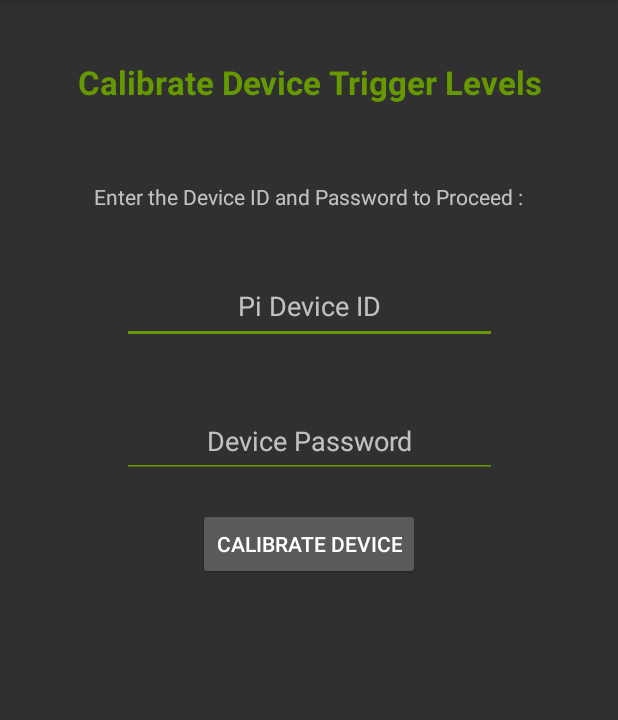
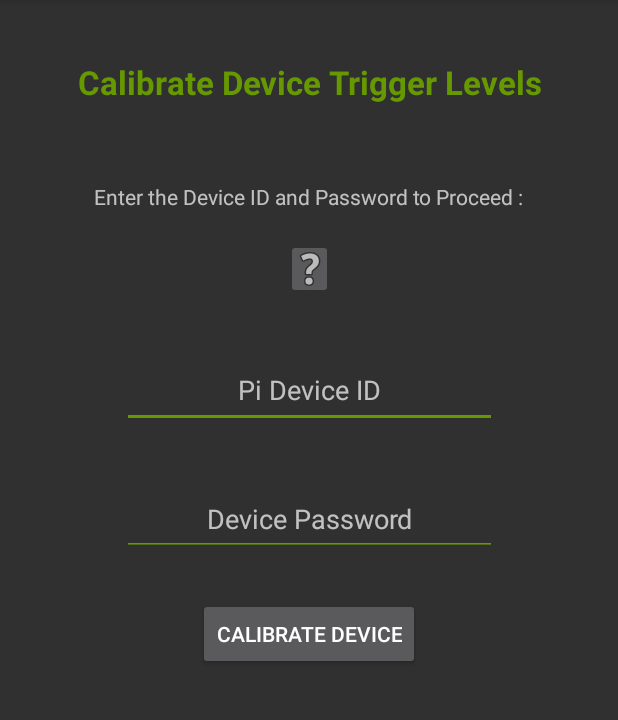
Before and after one commit to paddyburns79/HomeHead_Android_App, an Android app: the CalibrateDeviceNoiseThresholdActivity screen opened directly, with no data from a screen before it, on a phone screen of 412 x 824 dp, the part 84-804 px from its top. Run offline under Robolectric (Android 15) with nearby library versions, the phone set to English and light mode, and no system bars; libraries missing offline, so code that uses them is left out: com.jcraft.jsch.

Commit message:
Use of Custom Dialogs to allow users to input data Change of app theme (Holo) Device Calibration Function with responsive output based on calibration status

```diff
--- a/app/src/main/java/com/paddy/homehead/AddEditIPAddressActivity.java
+++ b/app/src/main/java/com/paddy/homehead/AddEditIPAddressActivity.java
@@ -67,6 +67,10 @@ public class AddEditIPAddressActivity extends AppCompatActivity {
         ipAddressView.setText(rbpIpAddress);
     }
 
+    /**
+     * Method to display tooltip (Info on adding IP Address) on image button click
+     * @param view
+     */
     public void displayIpTooltip(View view) {
 
         // set Alert Dialog box to confirm system shutdown
--- a/app/src/main/java/com/paddy/homehead/StartDeviceListeningActivity.java
+++ b/app/src/main/java/com/paddy/homehead/StartDeviceListeningActivity.java
@@ -90,7 +90,7 @@ public class StartDeviceListeningActivity extends AppCompatActivity {
         catch(JSchException e){
             // Snackbar to indicate connection status (failure) and show the error in the UI
             Snackbar.make(findViewById(android.R.id.content),
-                    "Error. Please check details entered (incl. Rasperry Pi IP Address stored) or your internet connection",
+                    "Error. Check details entered (incl. Rasbperry Pi IP Address stored) or your internet connection",
                     Snackbar.LENGTH_LONG)
                     .setDuration(20000).setAction("Action", null).show();
         }
--- a/app/src/main/java/com/paddy/homehead/SystemShutdownActivity.java
+++ b/app/src/main/java/com/paddy/homehead/SystemShutdownActivity.java
@@ -83,7 +83,7 @@ public class SystemShutdownActivity extends AppCompatActivity {
         catch(JSchException e){
             // Snackbar to indicate connection status (failure) and show the error in the UI
             Snackbar.make(findViewById(android.R.id.content),
-                    "Error. Please check details entered (incl. Rasperry Pi IP Address stored) or your internet connection",
+                    "Error. Check details entered (incl. Raspberry Pi IP Address stored) or your internet connection",
                     Snackbar.LENGTH_LONG)
                     .setDuration(20000).setAction("Action", null).show();
         }
--- a/app/src/main/res/layout/activity_calibrate_device_noise_threshold.xml
+++ b/app/src/main/res/layout/activity_calibrate_device_noise_threshold.xml
@@ -40,7 +40,7 @@
         android:layout_height="50dp"
         android:layout_marginEnd="8dp"
         android:layout_marginStart="8dp"
-        android:layout_marginTop="40dp"
+        android:layout_marginTop="36dp"
         android:backgroundTint="@android:color/holo_green_dark"
         android:ems="10"
         android:hint="@string/pi_device_id"
@@ -48,7 +48,7 @@
         android:textAlignment="center"
         app:layout_constraintEnd_toEndOf="parent"
         app:layout_constraintStart_toStartOf="parent"
-        app:layout_constraintTop_toBottomOf="@+id/start_deviceInfo_label" />
+        app:layout_constraintTop_toBottomOf="@+id/imgbtn_calibrate_device_tooltip" />
 
     <EditText
         android:id="@+id/calibrate_device_device_PW_textbox"
@@ -56,16 +56,15 @@
         android:layout_height="49dp"
         android:layout_marginEnd="8dp"
         android:layout_marginStart="8dp"
-        android:layout_marginTop="40dp"
+        android:layout_marginTop="36dp"
+        android:backgroundTint="@android:color/holo_green_dark"
         android:ems="10"
-        android:backgroundTint="@android:color/holo_green_dark"
         android:hint="@string/device_password"
         android:inputType="textPassword"
         android:textAlignment="center"
         app:layout_constraintEnd_toEndOf="parent"
         app:layout_constraintStart_toStartOf="parent"
-        app:layout_constraintTop_toBottomOf="@+id/calibrate_device_deviceID_textbox"
-        tools:layout_editor_absoluteX="72dp" />
+        app:layout_constraintTop_toBottomOf="@+id/calibrate_device_deviceID_textbox" />
 
     <Button
         android:id="@+id/button_calibrate_device"
@@ -73,11 +72,26 @@
         android:layout_height="wrap_content"
         android:layout_marginEnd="8dp"
         android:layout_marginStart="8dp"
-        android:layout_marginTop="20dp"
+        android:layout_marginTop="28dp"
         android:text="@string/calibrate_device"
         app:layout_constraintEnd_toEndOf="parent"
         app:layout_constraintStart_toStartOf="parent"
         app:layout_constraintTop_toBottomOf="@+id/calibrate_device_device_PW_textbox" />
 
+    <ImageButton
+        android:id="@+id/imgbtn_calibrate_device_tooltip"
+        android:layout_width="31dp"
+        android:layout_height="40dp"
+        android:layout_marginEnd="8dp"
+        android:layout_marginStart="8dp"
+        android:layout_marginTop="20dp"
+        android:contentDescription="@string/ip_address_tooltip_icon"
+        android:onClick="displayCalibrateDeviceTooltip"
+        app:layout_constraintEnd_toEndOf="parent"
+        app:layout_constraintHorizontal_bias="0.501"
+        app:layout_constraintStart_toStartOf="parent"
+        app:layout_constraintTop_toBottomOf="@+id/start_deviceInfo_label"
+        app:srcCompat="@android:drawable/ic_menu_help" />
+
 
 </android.support.constraint.ConstraintLayout>
```
Also changed, not shown: app/src/main/java/com/paddy/homehead/CalibrateDeviceNoiseThresholdActivity.java (+32 -4 lines), app/src/main/java/com/paddy/homehead/StopDeviceListeningActivity.java (+7 -5 lines).
